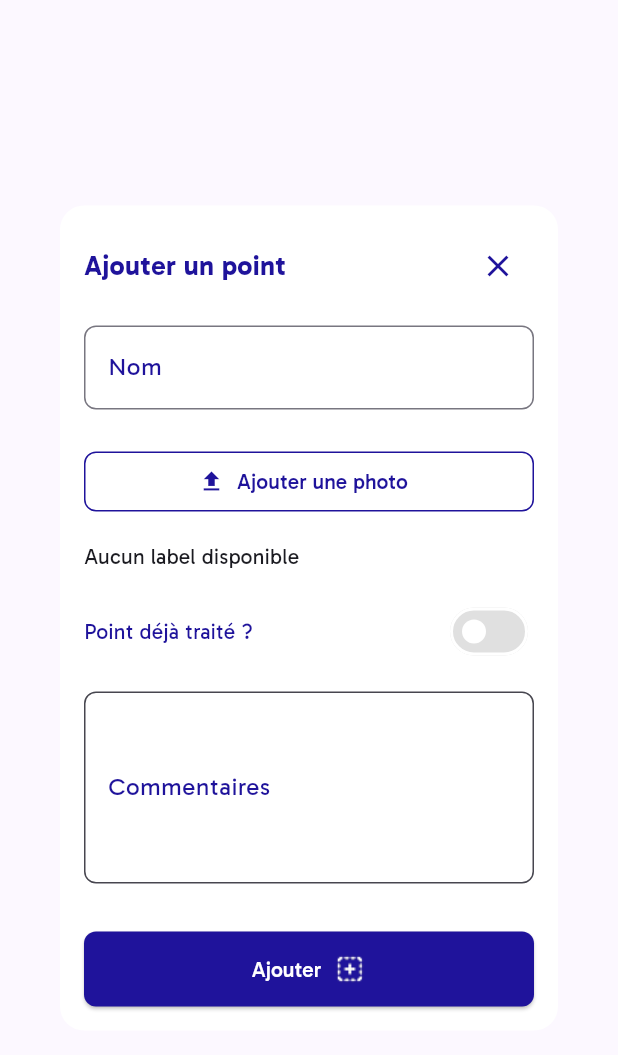
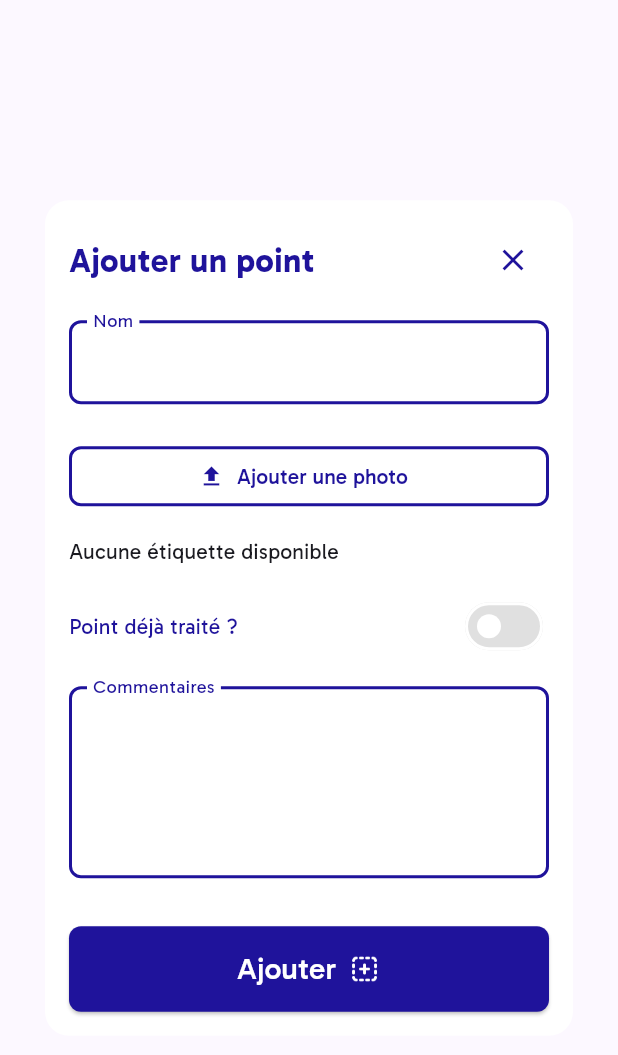
Before and after one commit to Joriiss/mosquitos-app, a Flutter app: the PointModal widget shown alone on an empty page, opened directly with empty values, on a phone screen of 412 x 824 dp. Shown: the top 1055 px of the screen. Run offline on Flutter 3.47's test engine with Material 3 defaults, Android fonts, the phone set to English and light mode, and no system bars; our stand-ins replace geolocator, image_picker; missing offline and left inert: mapbox_maps_flutter; network calls fail.

Commit message:
Update plus-icon and enhance edit_point layout with improved padding, font sizes, and border styles for input fields

```diff
--- a/lib/features/edit_point.dart
+++ b/lib/features/edit_point.dart
@@ -150,6 +150,7 @@ Future<void> _uploadImage(File image) async {
       ),
       child: Dialog(
         backgroundColor: AppColors.white,
+        insetPadding: const EdgeInsets.symmetric(horizontal: 30, vertical: 24),
         shape: RoundedRectangleBorder(borderRadius: BorderRadius.circular(16)),
         child: Padding(
           padding: const EdgeInsets.all(16),
@@ -190,7 +191,7 @@ Future<void> _uploadImage(File image) async {
         Text(
           widget.isEdit ? "Point #${widget.point?.id}" : "Ajouter un point",
           style: const TextStyle(
-            fontSize: 18,
+            fontSize: 22,
             fontWeight: FontWeight.bold,
             color: AppColors.primaryBlue,
           ),
@@ -211,7 +212,17 @@ Future<void> _uploadImage(File image) async {
       decoration: InputDecoration(
         labelText: "Nom",
         labelStyle: const TextStyle(color: AppColors.primaryBlue),
+        floatingLabelBehavior: FloatingLabelBehavior.always,
         border: OutlineInputBorder(
+          borderSide: const BorderSide(color: AppColors.primaryBlue, width: 2),
+          borderRadius: BorderRadius.circular(8),
+        ),
+        enabledBorder: OutlineInputBorder(
+          borderSide: const BorderSide(color: AppColors.primaryBlue, width: 2),
+          borderRadius: BorderRadius.circular(8),
+        ),
+        focusedBorder: OutlineInputBorder(
+          borderSide: const BorderSide(color: AppColors.primaryBlue, width: 2),
           borderRadius: BorderRadius.circular(8),
         ),
       ),
@@ -221,7 +232,7 @@ Future<void> _uploadImage(File image) async {
   Widget _tagsSection() {
     final tags = apiLabels;
     if (apiLabels.isEmpty) {
-      return const Text('Aucun label disponible');
+      return const Text('Aucune étiquette disponible');
     }
     return Wrap(
       spacing: 8,
@@ -302,7 +313,7 @@ Widget _photoPicker() {
         width: double.infinity,
         child: OutlinedButton.icon(  style: OutlinedButton.styleFrom(
           foregroundColor: Theme.of(context).colorScheme.primary,
-          side: BorderSide(color: AppColors.primaryBlue),
+          side: BorderSide(color: AppColors.primaryBlue, width: 2),
           shape: RoundedRectangleBorder(
             borderRadius: BorderRadius.circular(8),
           ),
@@ -345,7 +356,17 @@ Widget _photoPicker() {
       decoration: InputDecoration(
         labelText: "Commentaires",
          labelStyle: const TextStyle(color: AppColors.primaryBlue),
+        floatingLabelBehavior: FloatingLabelBehavior.always,
         border: OutlineInputBorder(
+          borderSide: const BorderSide(color: AppColors.primaryBlue, width: 2),
+          borderRadius: BorderRadius.circular(8),
+        ),
+        enabledBorder: OutlineInputBorder(
+          borderSide: const BorderSide(color: AppColors.primaryBlue, width: 2),
+          borderRadius: BorderRadius.circular(8),
+        ),
+        focusedBorder: OutlineInputBorder(
+          borderSide: const BorderSide(color: AppColors.primaryBlue, width: 2),
           borderRadius: BorderRadius.circular(8),
         ),
         filled: true,
@@ -456,7 +477,14 @@ Widget _photoPicker() {
           mainAxisAlignment: MainAxisAlignment.center,
           mainAxisSize: MainAxisSize.min,
           children: [
-            Text(widget.isEdit ? "Enregistrer" : "Ajouter"),
+            Text(
+              widget.isEdit ? "Enregistrer" : "Ajouter",
+              style: const TextStyle(
+                fontSize: 20,
+                fontFamily: 'Gabarito',
+                fontWeight: FontWeight.w500,
+              ),
+            ),
             const SizedBox(width: 8),
             if (widget.isEdit)
               Image(
--- a/lib/features/parcours/presentation/parcours_list_page.dart
+++ b/lib/features/parcours/presentation/parcours_list_page.dart
@@ -302,7 +302,7 @@ class _ParcoursListPageState extends State<ParcoursListPage> {
                             'Nouvelle cartographie',
                             style: TextStyle(
                               fontFamily: 'Gabarito',
-                              fontSize: 18,
+                              fontSize: 15,
                               fontWeight: FontWeight.w500,
                               color: Colors.white,
                             ),
@@ -378,7 +378,7 @@ class _ParcoursCard extends StatelessWidget {
                     parcours.name,
                     style: const TextStyle(
                       fontFamily: 'Gabarito',
-                      fontSize: 18,
+                      fontSize: 15,
                       fontWeight: FontWeight.w600,
                       color: AppColors.primaryBlue,
                     ),
```
Also changed, not shown: lib/features/map/presentation/map_page.dart (+6 -3 lines), lib/features/parcours/presentation/new_cartography_page.dart (+7 -4 lines), assets/icons/plus-icon.png.
